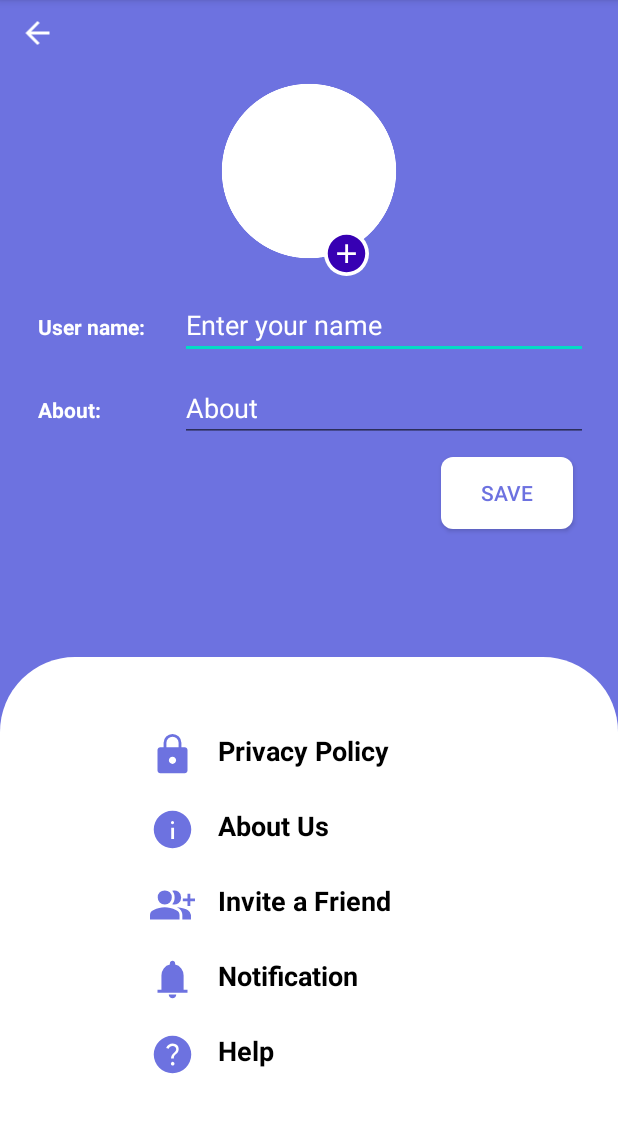
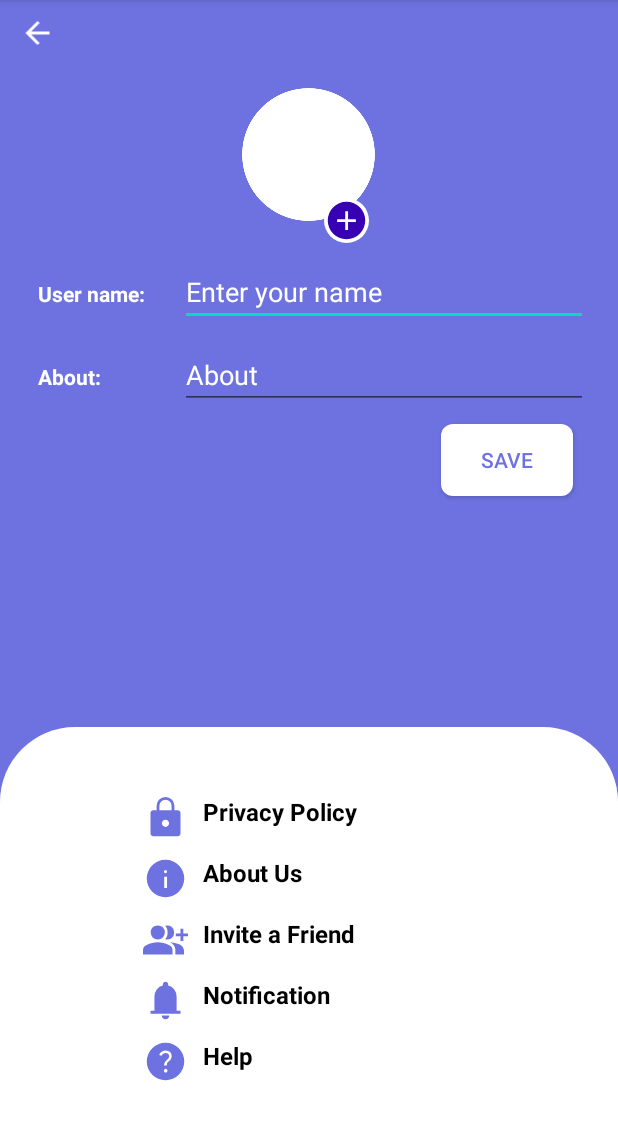
Before and after one commit to EvertzHamiltonIsaac/Final-Project-Mobile, an Android app: the SettingsActivity screen opened directly, with no data from a screen before it, on a phone screen of 412 x 824 dp, the part 84-1224 px from its top. Run offline under Robolectric (Android 15) with nearby library versions, the phone set to English and light mode, and no system bars.

Commit message:
Preferencias de menu

```diff
--- a/app/src/main/res/layout/activity_settings.xml
+++ b/app/src/main/res/layout/activity_settings.xml
@@ -30,8 +30,8 @@
 
         <ImageView
             android:id="@+id/profile_image"
-            android:layout_width="120dp"
-            android:layout_height="120dp"
+            android:layout_width="91dp"
+            android:layout_height="98dp"
             android:layout_marginStart="10dp"
             android:layout_marginTop="10dp"
             android:layout_marginEnd="10dp"
@@ -124,12 +124,12 @@
             android:layout_height="wrap_content"
             android:layout_marginLeft="50dp"
             android:drawableLeft="@drawable/pass_input"
-            android:drawablePadding="15dp"
+            android:drawablePadding="10dp"
             android:drawableTint="@color/MediumStateBlue"
-            android:padding="10dp"
+            android:padding="5dp"
             android:text="Privacy Policy"
             android:textColor="@color/black"
-            android:textSize="18sp"
+            android:textSize="16sp"
             android:textStyle="bold" />
 
         <TextView
@@ -138,12 +138,12 @@
             android:layout_height="wrap_content"
             android:layout_marginLeft="50dp"
             android:drawableLeft="@drawable/info"
-            android:drawablePadding="15dp"
+            android:drawablePadding="10dp"
             android:drawableTint="@color/MediumStateBlue"
-            android:padding="10dp"
+            android:padding="5dp"
             android:text="About Us"
             android:textColor="@color/black"
-            android:textSize="18sp"
+            android:textSize="16sp"
             android:textStyle="bold" />
 
         <TextView
@@ -152,12 +152,12 @@
             android:layout_height="wrap_content"
             android:layout_marginLeft="50dp"
             android:drawableLeft="@drawable/users"
-            android:drawablePadding="15dp"
+            android:drawablePadding="10dp"
             android:drawableTint="@color/MediumStateBlue"
-            android:padding="10dp"
+            android:padding="5dp"
             android:text="Invite a Friend"
             android:textColor="@color/black"
-            android:textSize="18sp"
+            android:textSize="16sp"
             android:textStyle="bold" />
 
         <TextView
@@ -166,12 +166,12 @@
             android:layout_height="wrap_content"
             android:layout_marginLeft="50dp"
             android:drawableLeft="@drawable/notification"
-            android:drawablePadding="15dp"
+            android:drawablePadding="10dp"
             android:drawableTint="@color/MediumStateBlue"
-            android:padding="10dp"
+            android:padding="5dp"
             android:text="Notification"
             android:textColor="@color/black"
-            android:textSize="18sp"
+            android:textSize="16sp"
             android:textStyle="bold" />
 
         <TextView
@@ -180,12 +180,12 @@
             android:layout_height="wrap_content"
             android:layout_marginLeft="50dp"
             android:drawableLeft="@drawable/help"
-            android:drawablePadding="15dp"
+            android:drawablePadding="10dp"
             android:drawableTint="@color/MediumStateBlue"
-            android:padding="10dp"
+            android:padding="5dp"
             android:text="Help"
             android:textColor="@color/black"
-            android:textSize="18sp"
+            android:textSize="16sp"
             android:textStyle="bold" />
     </LinearLayout>
 </RelativeLayout>
```
